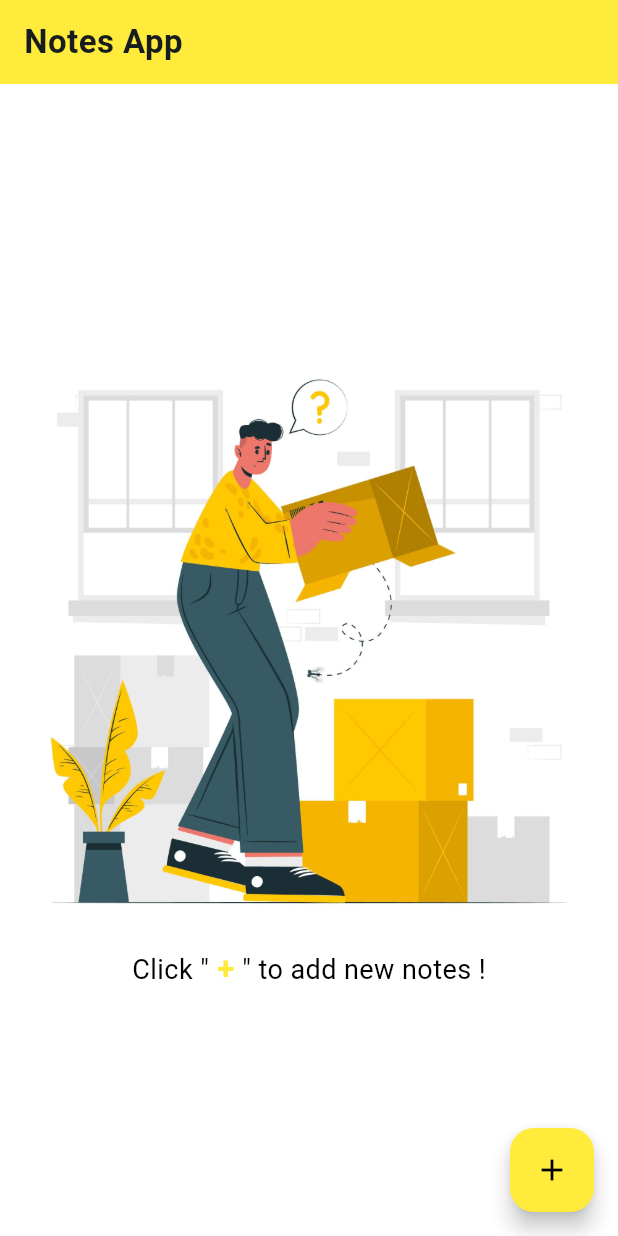
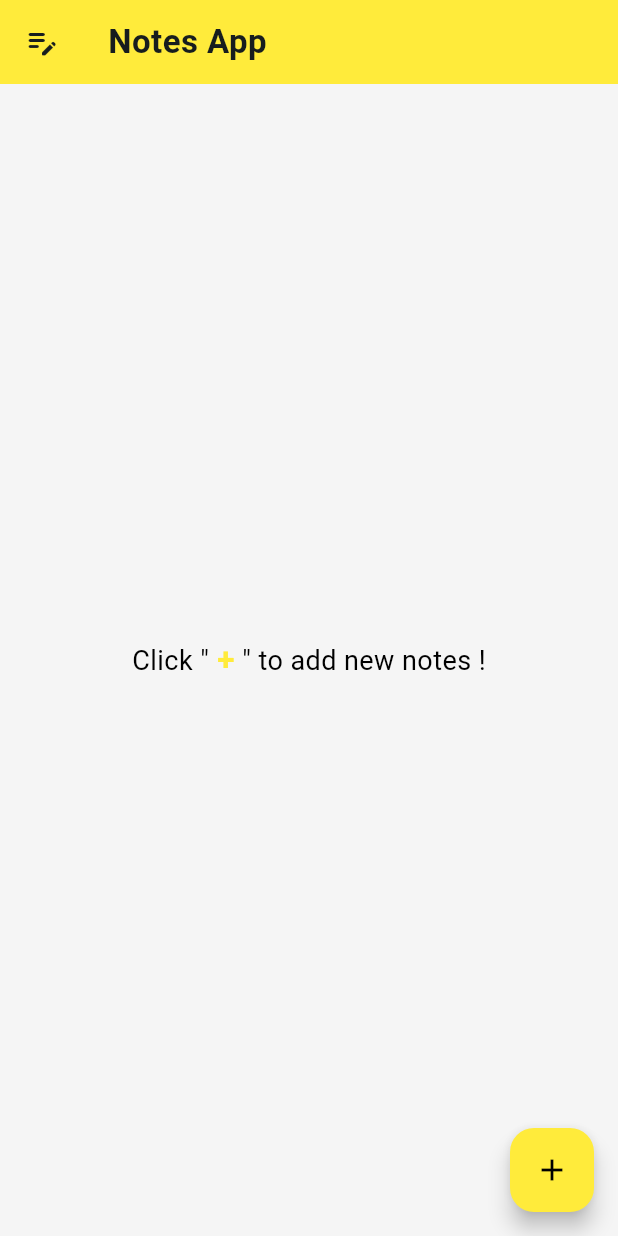
Before and after one commit to Mayank1015/notes_app, a Flutter app: the MyHomePage screen opened directly, on a phone screen of 412 x 824 dp. Run offline on Flutter 3.47's test engine with Material 3 defaults, Android fonts, the phone set to English and light mode, and no system bars; our stand-ins replace shared_preferences, smooth_page_indicator, sqflite, transparent_image; accounts and stored records are empty.

Commit message:
minor changes

```diff
--- a/lib/db/db_help.dart
+++ b/lib/db/db_help.dart
@@ -58,7 +58,6 @@ class DBHelper {
 
   Future<int> update(NotesModel note) async {
     var dbClient = await db;
-    // NotesModel data;
     return await dbClient!.update(
       'ncb',
       {
--- a/lib/main.dart
+++ b/lib/main.dart
@@ -24,7 +24,6 @@ class MyApp extends StatelessWidget {
           colorScheme: ColorScheme.fromSeed(seedColor: Colors.white),
           useMaterial3: true,
         ),
-        // home: const OnBoardingScreen(),
         home: SPF.prefs.getBool("isLoggedIn") == true
             ? const MyHomePage()
             : const OnBoardingScreen(),
--- a/lib/pages/add_notes.dart
+++ b/lib/pages/add_notes.dart
@@ -74,6 +74,7 @@ class _AddNotesState extends State<AddNotes> {
                   },
                   maxLength: 50,
                   keyboardType: TextInputType.text,
+                  textCapitalization: TextCapitalization.sentences,
                   style: const TextStyle(
                       fontSize: 20,
                       fontWeight: FontWeight.w500,
@@ -112,6 +113,7 @@ class _AddNotesState extends State<AddNotes> {
                   maxLines: 100,
                   minLines: 15,
                   autofocus: true,
+                  textCapitalization: TextCapitalization.sentences,
                   style: const TextStyle(color: Colors.black87),
                   decoration: const InputDecoration(
                     contentPadding: EdgeInsets.symmetric(
--- a/lib/pages/home_page.dart
+++ b/lib/pages/home_page.dart
@@ -31,11 +31,11 @@ class _MyHomePageState extends State<MyHomePage> {
   @override
   Widget build(BuildContext context) {
     return Scaffold(
-      backgroundColor: Colors.white,
+      backgroundColor: Colors.grey[100],
       appBar: AppBar(
+        leading: const Icon(Icons.edit_note_rounded),
         backgroundColor: Colors.yellow,
         scrolledUnderElevation: 0,
-        elevation: 0,
         title: const Text(
           "Notes App",
           style: TextStyle(
@@ -48,9 +48,8 @@ class _MyHomePageState extends State<MyHomePage> {
         notesList: notesList,
       ),
       floatingActionButton: Consumer<NotesListProvider>(
-        builder: (context, value, child){
+        builder: (context, value, child) {
           return FloatingActionButton(
-            // shape: ,
             backgroundColor: Colors.yellow,
             onPressed: () async {
               final data = await Navigator.of(context).push<NotesModel>(
@@ -61,10 +60,8 @@ class _MyHomePageState extends State<MyHomePage> {
               if (data == null) {
                 return;
               }
-              // setState(() {
-                dbHelper?.insert(data);
+              dbHelper?.insert(data);
               value.refresh();
-              // });
             },
             child: const Icon(
               Icons.add,
--- a/lib/utils/home_body.dart
+++ b/lib/utils/home_body.dart
@@ -10,7 +10,6 @@ class MainContent extends StatelessWidget {
   const MainContent({Key? key, required this.notesList}) : super(key: key);
 
   final Future<List<NotesModel>> notesList;
-  final imgUrl = "assets/empty.jpg";
 
   @override
   Widget build(BuildContext context) {
@@ -26,17 +25,7 @@ class MainContent extends StatelessWidget {
             }
             if (snapshot.data!.isEmpty) {
               return Center(
-                child: SingleChildScrollView(
-                  child: Column(
-                    mainAxisSize: MainAxisSize.min,
-                    children: [
-                      FadeInImage(
-                        placeholder: MemoryImage(kTransparentImage),
-                        image: AssetImage(imgUrl),
-                        width: double.infinity,
-                        fit: BoxFit.fitWidth,
-                      ),
-                      RichText(
+                child: RichText(
                   text: const TextSpan(
                     children: <TextSpan>[
                       TextSpan(
@@ -61,9 +50,6 @@ class MainContent extends StatelessWidget {
                           color: Colors.black,
                           fontSize: 18,
                           letterSpacing: 0.3,
-                              ),
-                            ),
-                          ],
                         ),
                       ),
                     ],
@@ -117,7 +103,8 @@ class MainContent extends StatelessWidget {
                             ),
                           ),
                         );
-                        await Future.delayed(const Duration(milliseconds: 2200));
+                        await Future.delayed(
+                            const Duration(milliseconds: 2200));
                         if (!del) {
                           value.refresh();
                         } else {
--- a/lib/utils/notes_card.dart
+++ b/lib/utils/notes_card.dart
@@ -22,7 +22,7 @@ class NotesCard extends StatelessWidget {
       ),
       margin: const EdgeInsets.all(10),
       decoration: BoxDecoration(
-        border: Border.all(width: 2, color: Colors.brown.shade200),
+        color: Colors.white,
         borderRadius: BorderRadius.circular(15),
       ),
       child: Column(
@@ -37,6 +37,7 @@ class NotesCard extends StatelessWidget {
               fontSize: 20,
               fontWeight: FontWeight.bold,
               color: Colors.black87,
+              letterSpacing: 0.5,
             ),
           ),
           const SizedBox(
@@ -49,6 +50,7 @@ class NotesCard extends StatelessWidget {
             style: TextStyle(
               fontSize: 17,
               color: Colors.grey.shade500,
+              letterSpacing: 0.2,
             ),
           ),
         ],
```
Also changed, not shown: pubspec.lock. Lines whose indentation alone changed are shown as unchanged.
